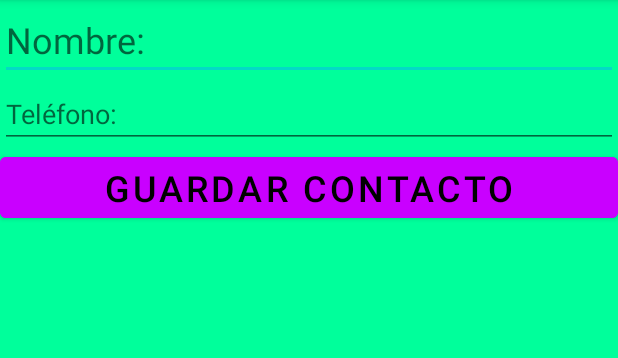
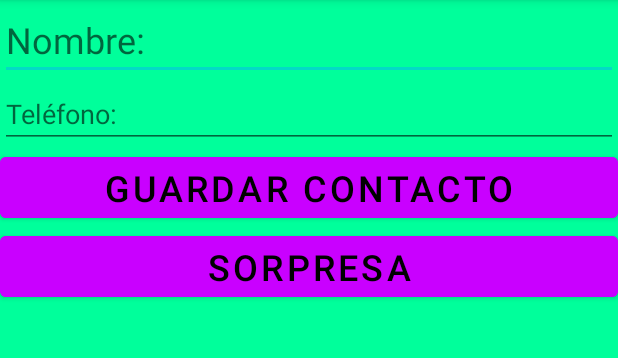
Before and after one commit to davvnovvo/Agenda, an Android app: the NuevoActivity screen opened directly, with no data from a screen before it, on a phone screen of 412 x 824 dp, the part 84-442 px from its top. Run offline under Robolectric (Android 15) with nearby library versions, the phone set to English and light mode, and no system bars.

Commit message:
Initial Commit

```diff
--- a/app/src/main/java/com/example/agenda/NuevoActivity.java
+++ b/app/src/main/java/com/example/agenda/NuevoActivity.java
@@ -2,6 +2,7 @@ package com.example.agenda;
 
 import androidx.appcompat.app.AppCompatActivity;
 
+import android.media.MediaPlayer;
 import android.os.Bundle;
 import android.view.View;
 import android.widget.Button;
@@ -15,7 +16,8 @@ import com.example.agenda2.R;
 public class NuevoActivity extends AppCompatActivity {
 
     EditText txtNombre, txtTelefono;
-    Button btnGuarda;
+    Button btnGuarda, btnSorpresa;
+    MediaPlayer mp;
 
     @Override
     protected void onCreate(Bundle savedInstanceState) {
@@ -25,6 +27,8 @@ public class NuevoActivity extends AppCompatActivity {
         txtNombre = findViewById(R.id.txtNombre);
         txtTelefono = findViewById(R.id.txtTelefono);
         btnGuarda = findViewById(R.id.btnGuarda);
+        btnSorpresa = findViewById(R.id.btnSorpresa);
+        mp = MediaPlayer.create(this, R.raw.sorpresa);
 
         btnGuarda.setOnClickListener(new View.OnClickListener() {
             @Override
@@ -47,6 +51,14 @@ public class NuevoActivity extends AppCompatActivity {
 
             }
         });
+
+        btnSorpresa.setOnClickListener(new View.OnClickListener() {
+            @Override
+            public void onClick(View view) {
+                mp.start();
+            }
+        });
+
     }
 
     private void limpiar() {
--- a/app/src/main/res/layout/activity_nuevo.xml
+++ b/app/src/main/res/layout/activity_nuevo.xml
@@ -1,11 +1,12 @@
 <?xml version="1.0" encoding="utf-8"?>
 <LinearLayout xmlns:android="http://schemas.android.com/apk/res/android"
+    xmlns:app="http://schemas.android.com/apk/res-auto"
     xmlns:tools="http://schemas.android.com/tools"
     android:layout_width="match_parent"
     android:layout_height="match_parent"
+    android:background="@color/sky"
     android:orientation="vertical"
-    tools:context="com.example.agenda.NuevoActivity"
-    android:background="@color/sky">
+    tools:context="com.example.agenda.NuevoActivity">
 
     <EditText
         android:id="@+id/txtNombre"
@@ -30,8 +31,17 @@
         android:layout_width="match_parent"
         android:layout_height="wrap_content"
         android:backgroundTint="@color/morado"
+        android:text="@string/btn_guarda"
         android:textColor="@color/black"
-        android:text="@string/btn_guarda"
+        android:textSize="24sp" />
+
+    <Button
+        android:id="@+id/btnSorpresa"
+        android:layout_width="match_parent"
+        android:layout_height="wrap_content"
+        android:backgroundTint="@color/morado"
+        android:text="@string/btn_sorpresa"
+        android:textColor="@color/black"
         android:textSize="24sp" />
 
 </LinearLayout>
--- a/app/src/main/res/values/strings.xml
+++ b/app/src/main/res/values/strings.xml
@@ -3,4 +3,5 @@
     <string name="hint_nombre">Nombre:</string>
     <string name="hint_telefono">Teléfono:</string>
     <string name="btn_guarda">Guardar Contacto</string>
+    <string name="btn_sorpresa">Sorpresa</string>
 </resources>
```
Also changed, not shown: 2 other files.
